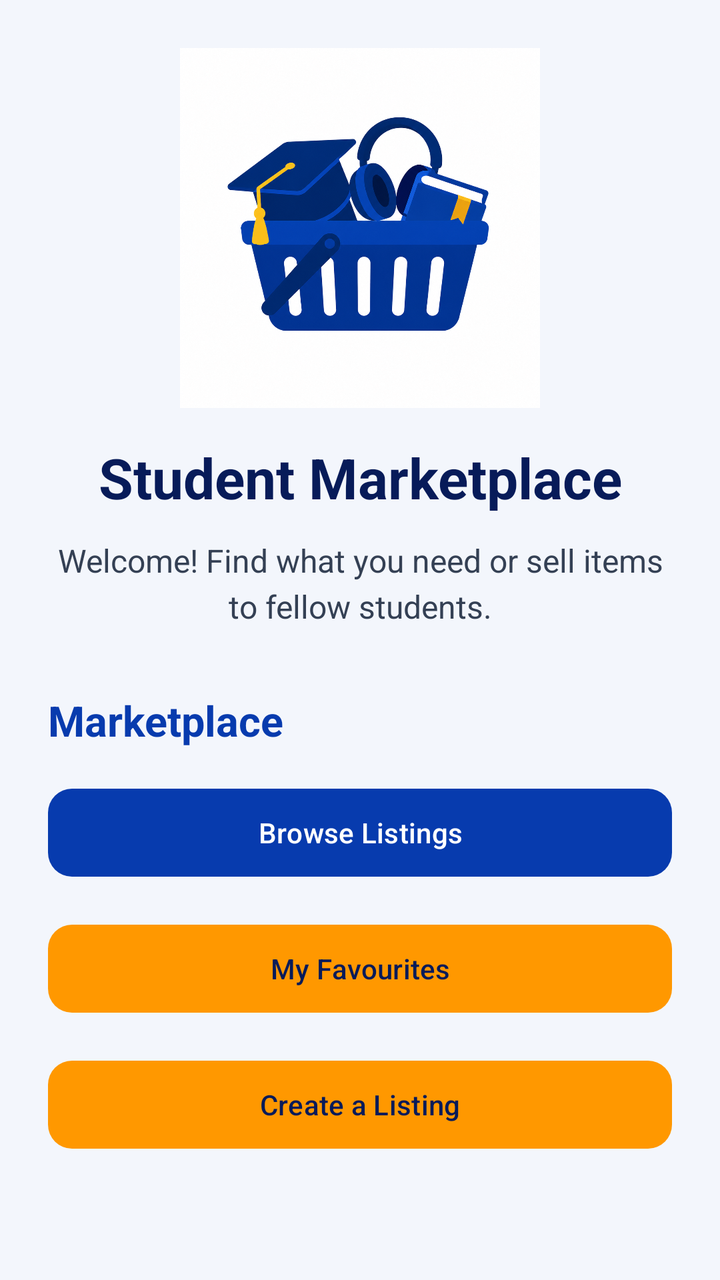
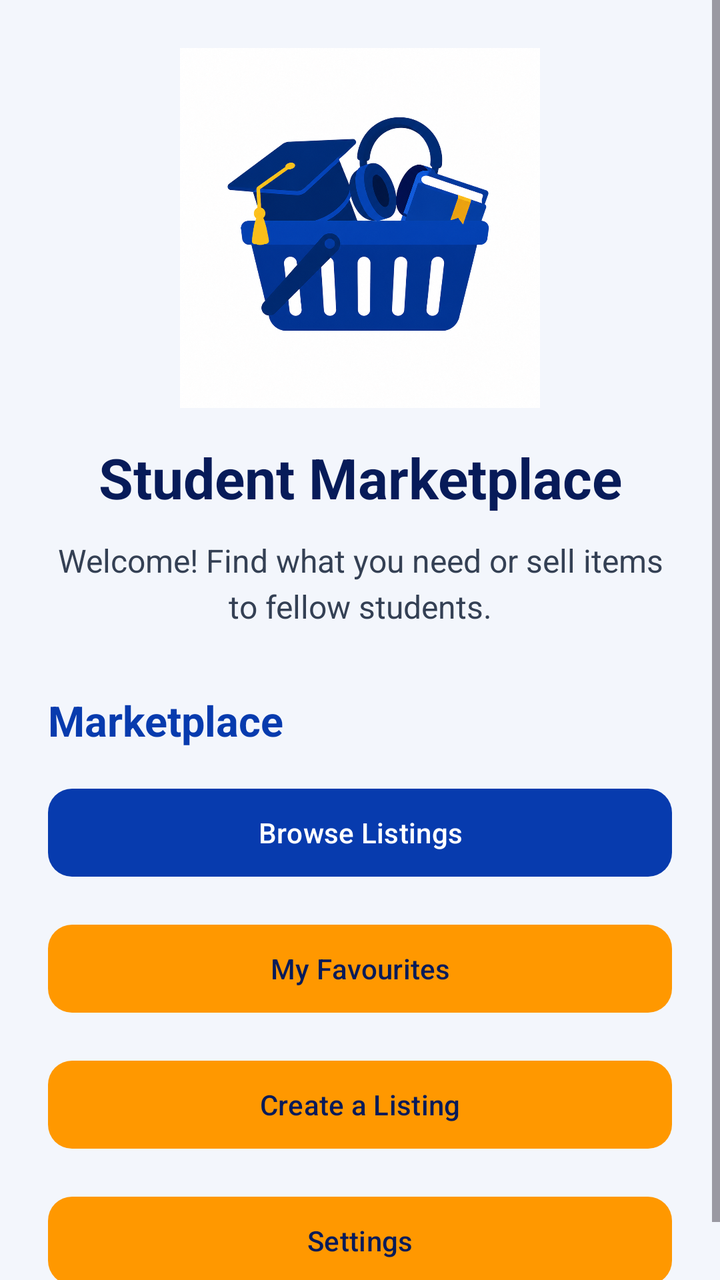

Compare the two renders of this Android layout. The source of the first and the diff that turns it into the second are given below.
<!-- AndroidManifest.xml: application theme Theme.StudentMarketplace -->
<!-- res/layout/fragment_home.xml -->
<?xml version="1.0" encoding="utf-8"?>
<ScrollView
    xmlns:android="http://schemas.android.com/apk/res/android"
    android:layout_width="match_parent"
    android:layout_height="match_parent"
    android:fillViewport="true"
    android:background="@color/background_light">

    
    <LinearLayout
        android:layout_width="match_parent"
        android:layout_height="wrap_content"
        android:orientation="vertical"
        android:gravity="center_horizontal"
        android:padding="24dp">

        
        <ImageView
            android:id="@+id/ivMarketplaceLogo"
            android:layout_width="180dp"
            android:layout_height="180dp"
            android:src="@drawable/logo_student_marketplace"
            android:scaleType="fitCenter"
            android:contentDescription="The Student Marketplace logo"
            android:layout_gravity="center_horizontal"
            android:layout_marginBottom="16dp" />

        
        <TextView
            android:layout_width="match_parent"
            android:layout_height="wrap_content"
            android:text="Student Marketplace"
            android:textColor="@color/brand_navy"
            android:textSize="28sp"
            android:textStyle="bold"
            android:gravity="center"
            android:layout_marginBottom="12dp" />

        

        
        <TextView
            android:layout_width="match_parent"
            android:layout_height="wrap_content"
            android:layout_marginBottom="32dp"
            android:gravity="center"
            android:lineSpacingExtra="4dp"
            android:text="Welcome! Find what you need or sell items to fellow students."
            android:textColor="@color/text_secondary"
            android:textSize="16sp" />

        <TextView
            android:layout_width="match_parent"
            android:layout_height="wrap_content"
            android:text="Marketplace"
            android:textColor="@color/brand_blue"
            android:textSize="21sp"
            android:textStyle="bold"
            android:layout_marginBottom="16dp" />

        
        <Button
            android:id="@+id/btnBrowseListings"
            style="@style/StudentMarketplace.PrimaryButton"
            android:layout_width="match_parent"
            android:layout_height="wrap_content"
            android:minHeight="52dp"
            android:text="Browse Listings" />

        
        <Button
            android:id="@+id/btnFavourites"
            style="@style/StudentMarketplace.SecondaryButton"
            android:layout_width="match_parent"
            android:layout_height="wrap_content"
            android:minHeight="52dp"
            android:text="My Favourites"
            android:layout_marginTop="16dp" />

        
        <Button
            android:id="@+id/btnCreateListing"
            style="@style/StudentMarketplace.SecondaryButton"
            android:layout_width="match_parent"
            android:layout_height="wrap_content"
            android:minHeight="52dp"
            android:text="Create a Listing"
            android:layout_marginTop="16dp" />

    </LinearLayout>

</ScrollView>
<!-- resources referenced by this layout -->
<resources>
  <color name="background_light">#F3F6FC</color>
  <color name="brand_blue">#073BAE</color>
  <color name="brand_navy">#071B59</color>
  <color name="text_secondary">#344054</color>
  <!-- drawable logo_student_marketplace: png bitmap (drawable, 926414 bytes) -->
  <style name="StudentMarketplace.PrimaryButton" parent="Widget.Material3.Button">
          <item name="backgroundTint">@color/brand_blue</item>
          <item name="android:textColor">@color/brand_white</item>
          <item name="cornerRadius">12dp</item>
      </style>
  <style name="StudentMarketplace.SecondaryButton" parent="Widget.Material3.Button">
          <item name="backgroundTint">#FF9800</item>
          <item name="android:textColor">@color/brand_navy</item>
          <item name="cornerRadius">12dp</item>
      </style>
  <style name="Theme.StudentMarketplace" parent="Base.Theme.StudentMarketplace" />
  <color name="brand_white">#FFFFFF</color>
  <style name="Base.Theme.StudentMarketplace" parent="Theme.Material3.DayNight.NoActionBar">
  
          <item name="colorPrimary">@color/brand_blue</item>
          <item name="colorOnPrimary">@color/brand_white</item>
          <item name="colorSecondary">#FF9800</item>
          <item name="colorOnSecondary">@color/brand_navy</item>
  
          <item name="android:colorBackground">@color/brand_white</item>
          <item name="android:textColorPrimary">@color/text_primary</item>
          
          <item name="android:textColorHint">@color/text_secondary</item>
          
          <item name="android:textColor">@color/text_primary</item>
  
          <item name="android:statusBarColor">@color/brand_navy</item>
          <item name="android:navigationBarColor">@color/brand_navy</item>
      </style>
  <color name="text_primary">#071B59</color>
</resources>

<!-- the commit's change to res/layout/fragment_home.xml (unified diff, before → after) -->
@@ -87,6 +87,16 @@
             android:text="Create a Listing"
             android:layout_marginTop="16dp" />
 
+        
+        <Button
+            android:id="@+id/btnSettings"
+            style="@style/StudentMarketplace.SecondaryButton"
+            android:layout_width="match_parent"
+            android:layout_height="wrap_content"
+            android:minHeight="52dp"
+            android:text="Settings"
+            android:layout_marginTop="16dp" />
+
     </LinearLayout>
 
 </ScrollView>
